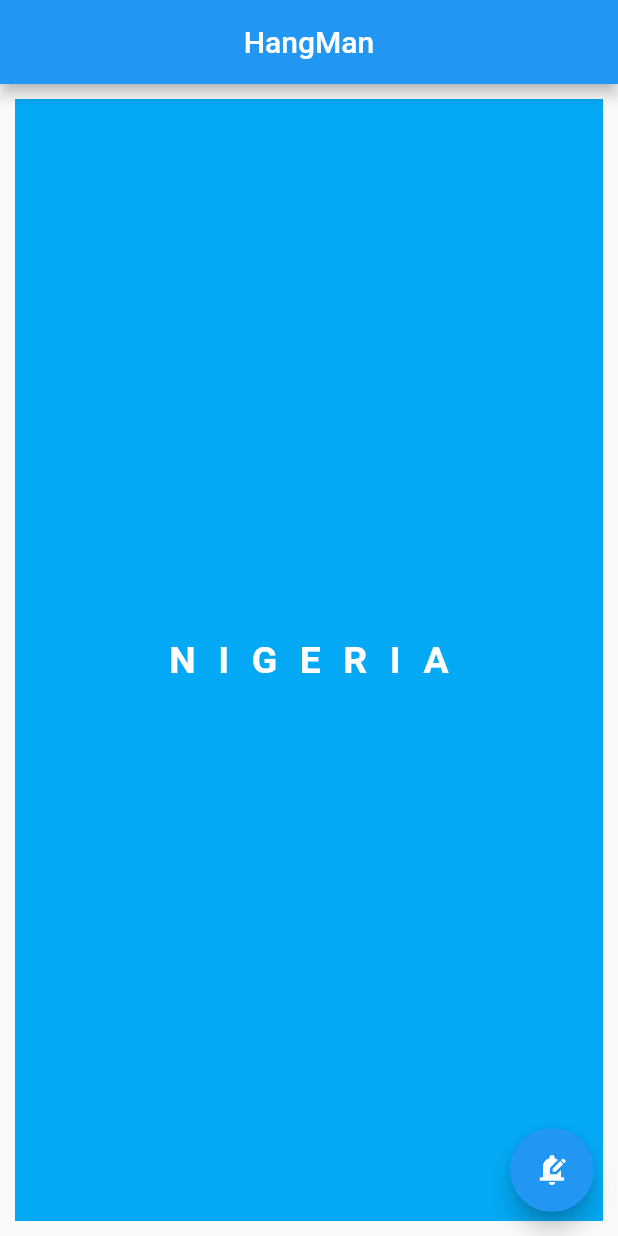
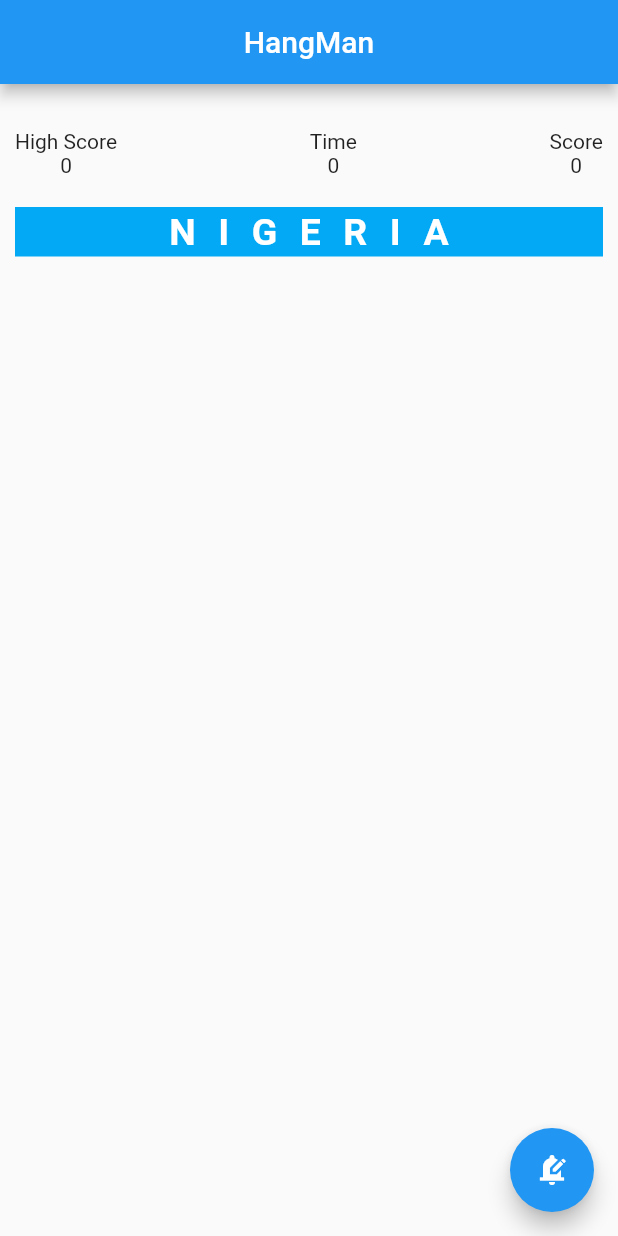
Before and after one commit to Akinyeleib/hangman-flutter, a Flutter app: the screen it shows after launch, on a phone screen of 412 x 824 dp. Run offline on Flutter 3.47's test engine with Material 2 defaults, Android fonts, the phone set to English and light mode, and no system bars.

Commit message:
Topmost Container

```diff
--- a/lib/main.dart
+++ b/lib/main.dart
@@ -37,7 +37,26 @@ class _HangManState extends State<HangMan> {
           ),
           centerTitle: true,
         ),
-        body: Container(
+        body: Column(
+          children: [
+            Container(
+              margin: const EdgeInsets.all(10),
+              child: Container(
+                  // child:
+                  ),
+            ),
+            Container(
+              margin: const EdgeInsets.all(10),
+              child: Row(
+                mainAxisAlignment: MainAxisAlignment.spaceBetween,
+                children: <Widget>[
+                  Holder("High Score", 00),
+                  Holder("Time", 00),
+                  Holder("Score", 00),
+                ],
+              ),
+            ),
+            Container(
               alignment: Alignment.center,
               margin: const EdgeInsets.all(10),
               color: Colors.lightBlue,
@@ -51,6 +70,8 @@ class _HangManState extends State<HangMan> {
                   color: Colors.white,
                 ),
               ),
+            ),
+          ],
         ),
         floatingActionButton: FloatingActionButton(
           onPressed: generate,
@@ -66,3 +87,19 @@ class _HangManState extends State<HangMan> {
     });
   }
 }
+
+class Holder extends StatelessWidget {
+  String label;
+  int value;
+  Holder(this.label, this.value, {super.key});
+
+  @override
+  Widget build(BuildContext context) {
+    return Column(
+      children: [
+        Text(label),
+        Text("$value"),
+      ],
+    );
+  }
+}
```
Lines whose indentation alone changed are shown as unchanged.
